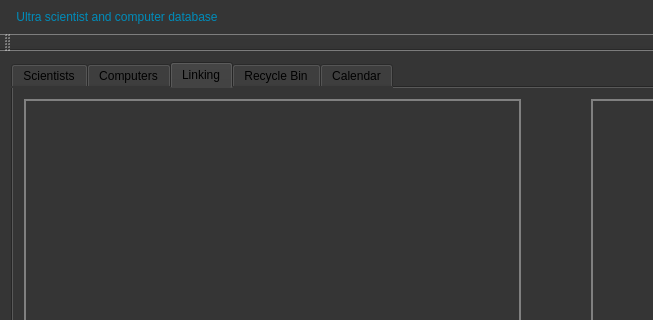
Eytor/VerklegtNamskeid, file VerklegtNamskeidH3/mainwindow.ui: the form before one commit; both pictures show x 0 to 653 and y 0 to 320 of the 1112 by 742 pixel window.
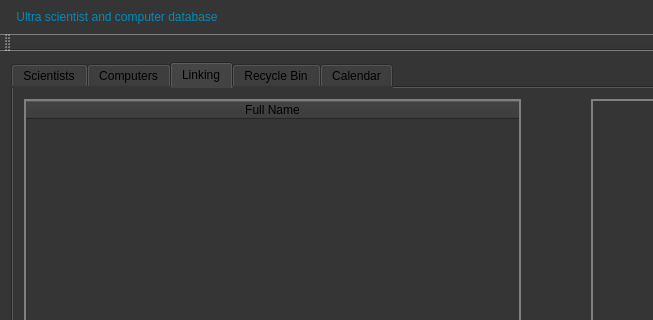
The form after the commit. The open tabs and pages were chosen to show the change.

Commit message: nuna displayast í linking

```diff
--- a/VerklegtNamskeidH3/mainwindow.ui
+++ b/VerklegtNamskeidH3/mainwindow.ui
@@ -514,7 +514,19 @@
         <item>
          <layout class="QHBoxLayout" name="horizontalLayout_9">
           <item>
-           <widget class="QTableWidget" name="scientist_link_table"/>
+           <widget class="QTableWidget" name="scientist_link_table">
+            <attribute name="horizontalHeaderStretchLastSection">
+             <bool>true</bool>
+            </attribute>
+            <attribute name="verticalHeaderVisible">
+             <bool>false</bool>
+            </attribute>
+            <column>
+             <property name="text">
+              <string>Full Name</string>
+             </property>
+            </column>
+           </widget>
           </item>
           <item>
            <layout class="QVBoxLayout" name="verticalLayout_11"/>
```
Left out of the diff: 4 changed lines with no effect on the pictures. The commit also changes 1 other file.
